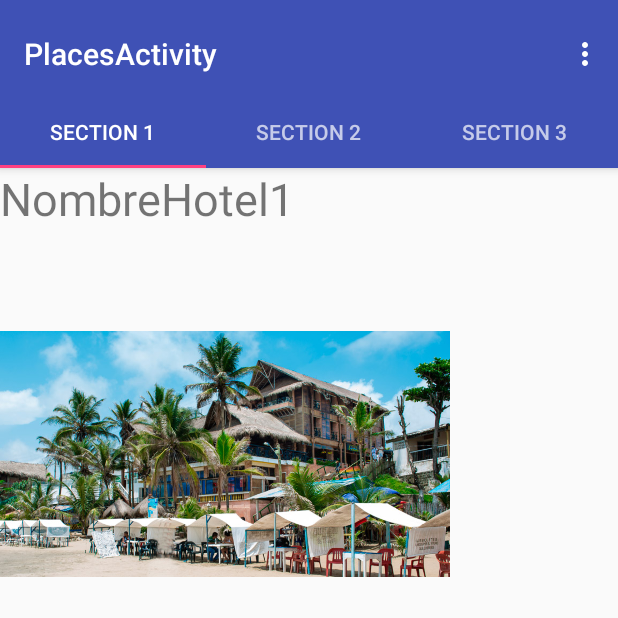
After one commit to grajant/ArboletesTuristico, an Android app: the HotelFragment screen opened directly, with no data from a screen before it, on a phone screen of 412 x 824 dp, the top half of it. The commit adds this screen. Run offline under Robolectric (Android 15) with nearby library versions, the phone set to English and light mode, and no system bars.

Commit message:
Version_2.0 Fragments Initial_Development

```diff
--- a/app/build.gradle
+++ b/app/build.gradle
@@ -25,5 +25,7 @@ dependencies {
         exclude group: 'com.android.support', module: 'support-annotations'
     })
     compile 'com.android.support:appcompat-v7:23.4.0'
+    compile 'com.android.support:design:23.4.0'
+    compile 'com.android.support:support-v4:23.4.0'
     testCompile 'junit:junit:4.12'
 }
--- a/app/src/main/AndroidManifest.xml
+++ b/app/src/main/AndroidManifest.xml
@@ -18,7 +18,11 @@
                 <category android:name="android.intent.category.LAUNCHER" />
             </intent-filter>
         </activity>
-        <activity android:name=".ProfileActivity"></activity>
+        <activity android:name=".ProfileActivity" />
+        <activity
+            android:name=".PlacesActivity"
+            android:label="@string/title_activity_places"
+            android:theme="@style/AppTheme.NoActionBar"></activity>
     </application>
 
 </manifest>
--- /dev/null
+++ b/app/src/main/java/com/glego/arboletesturistico/HotelFragment.java
@@ -0,0 +1,30 @@
+package com.glego.arboletesturistico;
+
+import android.os.Bundle;
+import android.support.v4.app.Fragment;
+import android.view.LayoutInflater;
+import android.view.View;
+import android.view.ViewGroup;
+
+
+/**
+ * A simple {@link Fragment} subclass.
+ * Activities that contain this fragment must implement the
+ * {@link HotelFragment.OnFragmentInteractionListener} interface
+ * to handle interaction events.
+ */
+public class HotelFragment extends Fragment {
+
+    public HotelFragment() {
+        // Required empty public constructor
+    }
+
+
+    @Override
+    public View onCreateView(LayoutInflater inflater, ViewGroup container,
+                             Bundle savedInstanceState) {
+        // Inflate the layout for this fragment
+        return inflater.inflate(R.layout.fragment_hotel, container, false);
+    }
+
+}
--- a/app/src/main/java/com/glego/arboletesturistico/MainActivity.java
+++ b/app/src/main/java/com/glego/arboletesturistico/MainActivity.java
@@ -42,6 +42,11 @@ public class MainActivity extends AppCompatActivity {
                 startActivity(intent);
                 finish();
                 break;
+            case R.id.hoteles_menu:
+                intent = new Intent(MainActivity.this, PlacesActivity.class);
+                startActivity(intent);
+                finish();
+                break;
         }
         return true;
     }
--- /dev/null
+++ b/app/src/main/java/com/glego/arboletesturistico/PlacesActivity.java
@@ -0,0 +1,131 @@
+package com.glego.arboletesturistico;
+
+import android.support.design.widget.TabLayout;
+import android.support.design.widget.FloatingActionButton;
+import android.support.design.widget.Snackbar;
+import android.support.v7.app.AppCompatActivity;
+import android.support.v7.widget.Toolbar;
+
+import android.support.v4.app.Fragment;
+import android.support.v4.app.FragmentManager;
+import android.support.v4.app.FragmentPagerAdapter;
+import android.support.v4.view.ViewPager;
+import android.os.Bundle;
+import android.view.LayoutInflater;
+import android.view.Menu;
+import android.view.MenuItem;
+import android.view.View;
+import android.view.ViewGroup;
+
+import android.widget.TextView;
+
+public class PlacesActivity extends AppCompatActivity {
+
+    /**
+     * The {@link android.support.v4.view.PagerAdapter} that will provide
+     * fragments for each of the sections. We use a
+     * {@link FragmentPagerAdapter} derivative, which will keep every
+     * loaded fragment in memory. If this becomes too memory intensive, it
+     * may be best to switch to a
+     * {@link android.support.v4.app.FragmentStatePagerAdapter}.
+     */
+    private SectionsPagerAdapter mSectionsPagerAdapter;
+
+    /**
+     * The {@link ViewPager} that will host the section contents.
+     */
+    private ViewPager mViewPager;
+
+    @Override
+    protected void onCreate(Bundle savedInstanceState) {
+        super.onCreate(savedInstanceState);
+        setContentView(R.layout.activity_places);
+
+        Toolbar toolbar = (Toolbar) findViewById(R.id.toolbar);
+        setSupportActionBar(toolbar);
+        // Create the adapter that will return a fragment for each of the three
+        // primary sections of the activity.
+        mSectionsPagerAdapter = new SectionsPagerAdapter(getSupportFragmentManager());
+
+        // Set up the ViewPager with the sections adapter.
+        mViewPager = (ViewPager) findViewById(R.id.container);
+        mViewPager.setAdapter(mSectionsPagerAdapter);
+
+        TabLayout tabLayout = (TabLayout) findViewById(R.id.tabs);
+        tabLayout.setupWithViewPager(mViewPager);
+    }
+
+
+    @Override
+    public boolean onCreateOptionsMenu(Menu menu) {
+        // Inflate the menu; this adds items to the action bar if it is present.
+        getMenuInflater().inflate(R.menu.menu_places, menu);
+        return true;
+    }
+
+    @Override
+    public boolean onOptionsItemSelected(MenuItem item) {
+        // Handle action bar item clicks here. The action bar will
+        // automatically handle clicks on the Home/Up button, so long
+        // as you specify a parent activity in AndroidManifest.xml.
+        int id = item.getItemId();
+
+        //noinspection SimplifiableIfStatement
+        if (id == R.id.action_settings) {
+            return true;
+        }
+
+        return super.onOptionsItemSelected(item);
+    }
+
+
+
+    /**
+     * A {@link FragmentPagerAdapter} that returns a fragment corresponding to
+     * one of the sections/tabs/pages.
+     */
+    public class SectionsPagerAdapter extends FragmentPagerAdapter {
+
+        public SectionsPagerAdapter(FragmentManager fm) {
+            super(fm);
+        }
+
+        @Override
+        public Fragment getItem(int position) {
+            // getItem is called to instantiate the fragment for the given page.
+            // Return a PlaceholderFragment (defined as a static inner class below).
+            switch (position){
+                case 0:
+                    HotelFragment tab1 = new HotelFragment();
+                    return tab1;
+                case 1:
+                    HotelFragment tab2 = new HotelFragment();
+                    return tab2;
+                case 2:
+                    HotelFragment tab3 = new HotelFragment();
+                    return tab3;
+                default:
+                    return null;
+            }
+        }
+
+        @Override
+        public int getCount() {
+            // Show 3 total pages.
+            return 3;
+        }
+
+        @Override
+        public CharSequence getPageTitle(int position) {
+            switch (position) {
+                case 0:
+                    return "SECTION 1";
+                case 1:
+                    return "SECTION 2";
+                case 2:
+                    return "SECTION 3";
+            }
+            return null;
+        }
+    }
+}
--- /dev/null
+++ b/app/src/main/res/layout/activity_places.xml
@@ -0,0 +1,42 @@
+<?xml version="1.0" encoding="utf-8"?>
+<android.support.design.widget.CoordinatorLayout xmlns:android="http://schemas.android.com/apk/res/android"
+    xmlns:app="http://schemas.android.com/apk/res-auto"
+    xmlns:tools="http://schemas.android.com/tools"
+    android:id="@+id/main_content"
+    android:layout_width="match_parent"
+    android:layout_height="match_parent"
+    android:fitsSystemWindows="true"
+    tools:context="com.glego.arboletesturistico.PlacesActivity">
+
+    <android.support.design.widget.AppBarLayout
+        android:id="@+id/appbar"
+        android:layout_width="match_parent"
+        android:layout_height="wrap_content"
+        android:paddingTop="@dimen/appbar_padding_top"
+        android:theme="@style/AppTheme.AppBarOverlay">
+
+        <android.support.v7.widget.Toolbar
+            android:id="@+id/toolbar"
+            android:layout_width="match_parent"
+            android:layout_height="?attr/actionBarSize"
+            android:background="?attr/colorPrimary"
+            app:layout_scrollFlags="scroll|enterAlways"
+            app:popupTheme="@style/AppTheme.PopupOverlay">
+
+        </android.support.v7.widget.Toolbar>
+
+        <android.support.design.widget.TabLayout
+            android:id="@+id/tabs"
+            android:layout_width="match_parent"
+            android:layout_height="wrap_content" />
+
+    </android.support.design.widget.AppBarLayout>
+
+    <android.support.v4.view.ViewPager
+        android:id="@+id/container"
+        android:layout_width="match_parent"
+        android:layout_height="match_parent"
+        app:layout_behavior="@string/appbar_scrolling_view_behavior" />
+
+
+</android.support.design.widget.CoordinatorLayout>
--- /dev/null
+++ b/app/src/main/res/layout/fragment_hotel.xml
@@ -0,0 +1,23 @@
+<FrameLayout xmlns:android="http://schemas.android.com/apk/res/android"
+    xmlns:tools="http://schemas.android.com/tools"
+    android:layout_width="match_parent"
+    android:layout_height="match_parent"
+    tools:context="com.glego.arboletesturistico.HotelFragment">
+
+    <!-- TODO: Update blank fragment layout -->
+    <LinearLayout
+        android:layout_width="match_parent"
+        android:layout_height="match_parent"
+        android:orientation="vertical">
+        <TextView
+            android:layout_width="match_parent"
+            android:layout_height="wrap_content"
+            android:text="@string/hotel1"
+            android:textSize="30sp"/>
+        <ImageView
+            android:layout_width="300dp"
+            android:layout_height="300dp"
+            android:src="@drawable/hotel_1"/>
+    </LinearLayout>
+
+</FrameLayout>
--- /dev/null
+++ b/app/src/main/res/layout/fragment_places.xml
@@ -0,0 +1,16 @@
+<RelativeLayout xmlns:android="http://schemas.android.com/apk/res/android"
+    xmlns:tools="http://schemas.android.com/tools"
+    android:layout_width="match_parent"
+    android:layout_height="match_parent"
+    android:paddingBottom="@dimen/activity_vertical_margin"
+    android:paddingLeft="@dimen/activity_horizontal_margin"
+    android:paddingRight="@dimen/activity_horizontal_margin"
+    android:paddingTop="@dimen/activity_vertical_margin"
+    tools:context="com.glego.arboletesturistico.PlacesActivity$PlaceholderFragment">
+
+    <TextView
+        android:id="@+id/section_label"
+        android:layout_width="wrap_content"
+        android:layout_height="wrap_content" />
+
+</RelativeLayout>
--- a/app/src/main/res/menu/menu.xml
+++ b/app/src/main/res/menu/menu.xml
@@ -5,4 +5,7 @@
     <item
         android:id="@+id/logout_menu"
         android:title="@string/logout"/>
+    <item
+        android:id="@+id/hoteles_menu"
+        android:title="@string/hotels"/>
 </menu>
--- /dev/null
+++ b/app/src/main/res/menu/menu_places.xml
@@ -0,0 +1,10 @@
+<menu xmlns:android="http://schemas.android.com/apk/res/android"
+    xmlns:app="http://schemas.android.com/apk/res-auto"
+    xmlns:tools="http://schemas.android.com/tools"
+    tools:context="com.glego.arboletesturistico.PlacesActivity">
+    <item
+        android:id="@+id/action_settings"
+        android:orderInCategory="100"
+        android:title="@string/action_settings"
+        app:showAsAction="never" />
+</menu>
--- /dev/null
+++ b/app/src/main/res/values-v21/styles.xml
@@ -0,0 +1,9 @@
+<resources>
+
+    <style name="AppTheme.NoActionBar">
+        <item name="windowActionBar">false</item>
+        <item name="windowNoTitle">true</item>
+        <item name="android:windowDrawsSystemBarBackgrounds">true</item>
+        <item name="android:statusBarColor">@android:color/transparent</item>
+    </style>
+</resources>
--- a/app/src/main/res/values/dimens.xml
+++ b/app/src/main/res/values/dimens.xml
@@ -2,4 +2,6 @@
     <!-- Default screen margins, per the Android Design guidelines. -->
     <dimen name="activity_horizontal_margin">16dp</dimen>
     <dimen name="activity_vertical_margin">16dp</dimen>
+    <dimen name="fab_margin">16dp</dimen>
+    <dimen name="appbar_padding_top">8dp</dimen>
 </resources>
--- a/app/src/main/res/values/strings.xml
+++ b/app/src/main/res/values/strings.xml
@@ -26,4 +26,12 @@
     <string name="registration_ok">Registration successful</string>
     <string name="registration_failed">Registration cancelled</string>
     <string name="home">Home</string>
+    <string name="title_activity_places">PlacesActivity</string>
+    <string name="action_settings">Settings</string>
+    <string name="section_format">Hello World from section: %1$d</string>
+    <string name="hotels">Hotels</string>
+
+    <!-- TODO: Remove or change this placeholder text -->
+    <string name="hello_blank_fragment">Hello blank fragment</string>
+    <string name="hotel1">NombreHotel1</string>
 </resources>
--- a/app/src/main/res/values/styles.xml
+++ b/app/src/main/res/values/styles.xml
@@ -14,4 +14,13 @@
         <item name="android:gravity">center</item>
     </style>
 
+    <style name="AppTheme.NoActionBar">
+        <item name="windowActionBar">false</item>
+        <item name="windowNoTitle">true</item>
+    </style>
+
+    <style name="AppTheme.AppBarOverlay" parent="ThemeOverlay.AppCompat.Dark.ActionBar" />
+
+    <style name="AppTheme.PopupOverlay" parent="ThemeOverlay.AppCompat.Light" />
+
 </resources>
```
Also changed, not shown: 1 other file.
